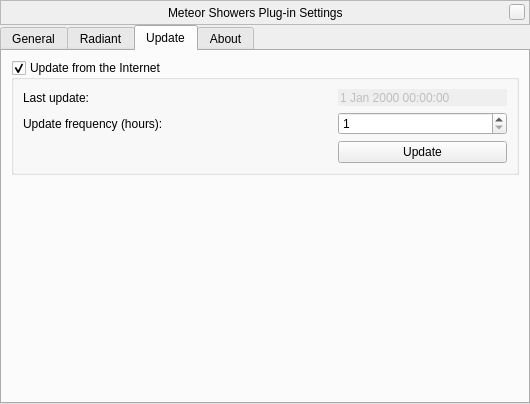
The window that plugins/MeteorShowers/src/gui/MSConfigDialog.ui (519984307/stellarium_src) describes before a commit, drawn with Qt 5.
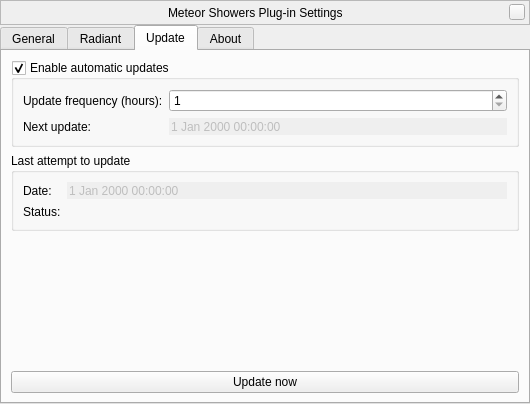
The same window after the commit. The open tabs and pages were chosen to show the change. Custom widgets are drawn as their Qt base class.

Commit message: improving the 'update' tab + better download management

Patch:
```diff
--- a/plugins/MeteorShowers/src/gui/MSConfigDialog.ui
+++ b/plugins/MeteorShowers/src/gui/MSConfigDialog.ui
@@ -465,7 +465,7 @@
        <item>
         <widget class="QGroupBox" name="enableUpdates">
          <property name="title">
-          <string>Update from the Internet</string>
+          <string>Enable automatic updates</string>
          </property>
          <property name="flat">
           <bool>true</bool>
@@ -479,33 +479,7 @@
          <layout class="QVBoxLayout" name="verticalLayout_12">
           <item>
            <layout class="QGridLayout" name="gridLayout">
-            <item row="0" column="2">
-             <widget class="QDateTimeEdit" name="lastUpdate">
-              <property name="enabled">
-               <bool>false</bool>
-              </property>
-              <property name="sizePolicy">
-               <sizepolicy hsizetype="MinimumExpanding" vsizetype="Fixed">
-                <horstretch>0</horstretch>
-                <verstretch>0</verstretch>
-               </sizepolicy>
-              </property>
-              <property name="frame">
-               <bool>false</bool>
-              </property>
-              <property name="buttonSymbols">
-               <enum>QAbstractSpinBox::NoButtons</enum>
-              </property>
-             </widget>
-            </item>
-            <item row="1" column="0">
-             <widget class="QLabel" name="lUpdateFrequency">
-              <property name="text">
-               <string>Update frequency (hours):</string>
-              </property>
-             </widget>
-            </item>
-            <item row="1" column="2">
+            <item row="1" column="1">
              <widget class="QSpinBox" name="updateFrequency">
               <property name="sizePolicy">
                <sizepolicy hsizetype="MinimumExpanding" vsizetype="Fixed">
@@ -524,43 +498,83 @@
               </property>
              </widget>
             </item>
+            <item row="2" column="1">
+             <widget class="QDateTimeEdit" name="nextUpdate">
+              <property name="enabled">
+               <bool>false</bool>
+              </property>
+              <property name="frame">
+               <bool>false</bool>
+              </property>
+              <property name="buttonSymbols">
+               <enum>QAbstractSpinBox::NoButtons</enum>
+              </property>
+             </widget>
+            </item>
+            <item row="1" column="0">
+             <widget class="QLabel" name="lUpdateFrequency">
+              <property name="text">
+               <string>Update frequency (hours):</string>
+              </property>
+             </widget>
+            </item>
             <item row="2" column="0">
              <widget class="QLabel" name="lNextUpdate">
               <property name="text">
-               <string/>
+               <string>Next update:</string>
               </property>
              </widget>
             </item>
-            <item row="2" column="1">
-             <spacer name="horizontalSpacer">
-              <property name="orientation">
-               <enum>Qt::Horizontal</enum>
-              </property>
-              <property name="sizeHint" stdset="0">
-               <size>
-                <width>17</width>
-                <height>20</height>
-               </size>
-              </property>
-             </spacer>
-            </item>
-            <item row="2" column="2">
-             <widget class="QPushButton" name="bUpdate">
-              <property name="sizePolicy">
-               <sizepolicy hsizetype="MinimumExpanding" vsizetype="Fixed">
-                <horstretch>0</horstretch>
-                <verstretch>0</verstretch>
-               </sizepolicy>
-              </property>
-              <property name="text">
-               <string>Update</string>
-              </property>
-             </widget>
-            </item>
+           </layout>
+          </item>
+         </layout>
+        </widget>
+       </item>
+       <item>
+        <widget class="QGroupBox" name="groupBox_2">
+         <property name="title">
+          <string>Last attempt to update</string>
+         </property>
+         <layout class="QVBoxLayout" name="verticalLayout">
+          <item>
+           <layout class="QGridLayout" name="gridLayout_6">
             <item row="0" column="0">
              <widget class="QLabel" name="lLastUpdate">
               <property name="text">
-               <string>Last update:</string>
+               <string>Date:</string>
+              </property>
+             </widget>
+            </item>
+            <item row="1" column="0">
+             <widget class="QLabel" name="lStatus">
+              <property name="text">
+               <string>Status:</string>
+              </property>
+             </widget>
+            </item>
+            <item row="0" column="1">
+             <widget class="QDateTimeEdit" name="lastUpdate">
+              <property name="enabled">
+               <bool>false</bool>
+              </property>
+              <property name="sizePolicy">
+               <sizepolicy hsizetype="MinimumExpanding" vsizetype="Fixed">
+                <horstretch>0</horstretch>
+                <verstretch>0</verstretch>
+               </sizepolicy>
+              </property>
+              <property name="frame">
+               <bool>false</bool>
+              </property>
+              <property name="buttonSymbols">
+               <enum>QAbstractSpinBox::NoButtons</enum>
+              </property>
+             </widget>
+            </item>
+            <item row="1" column="1">
+             <widget class="QLabel" name="status">
+              <property name="text">
+               <string/>
               </property>
              </widget>
             </item>
@@ -582,6 +596,19 @@
          </property>
         </spacer>
        </item>
+       <item>
+        <widget class="QPushButton" name="bUpdate">
+         <property name="sizePolicy">
+          <sizepolicy hsizetype="MinimumExpanding" vsizetype="Fixed">
+           <horstretch>0</horstretch>
+           <verstretch>0</verstretch>
+          </sizepolicy>
+         </property>
+         <property name="text">
+          <string>Update now</string>
+         </property>
+        </widget>
+       </item>
       </layout>
      </widget>
      <widget class="QWidget" name="aboutTab">
```
Left out of the diff: 2 changed lines with no effect on the pictures. The commit also changes 3 other files.
